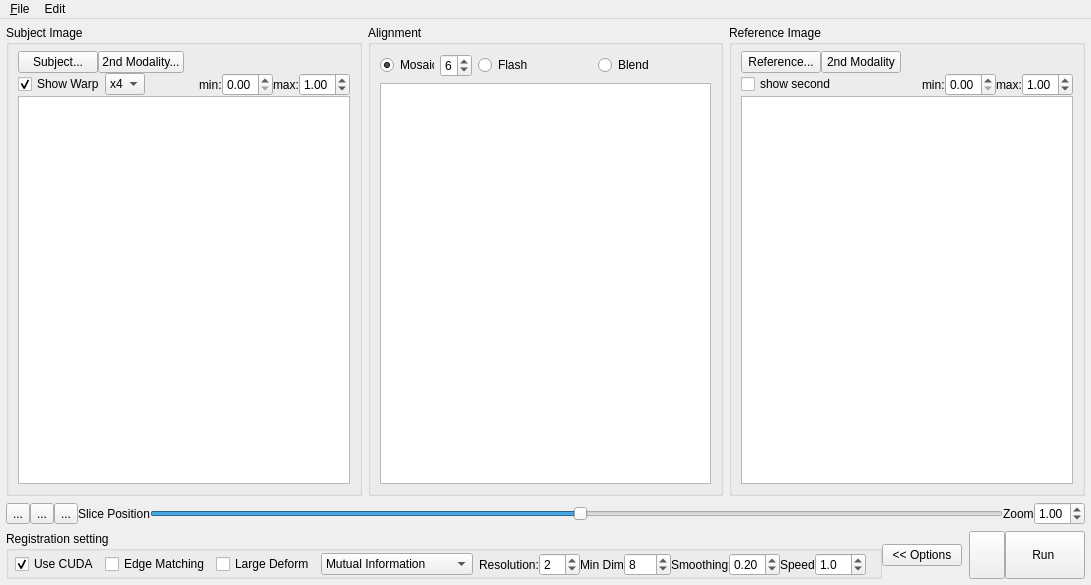
First picture: the form in regtoolbox.ui, repository frankyeh/DSI-Studio, before the edit.
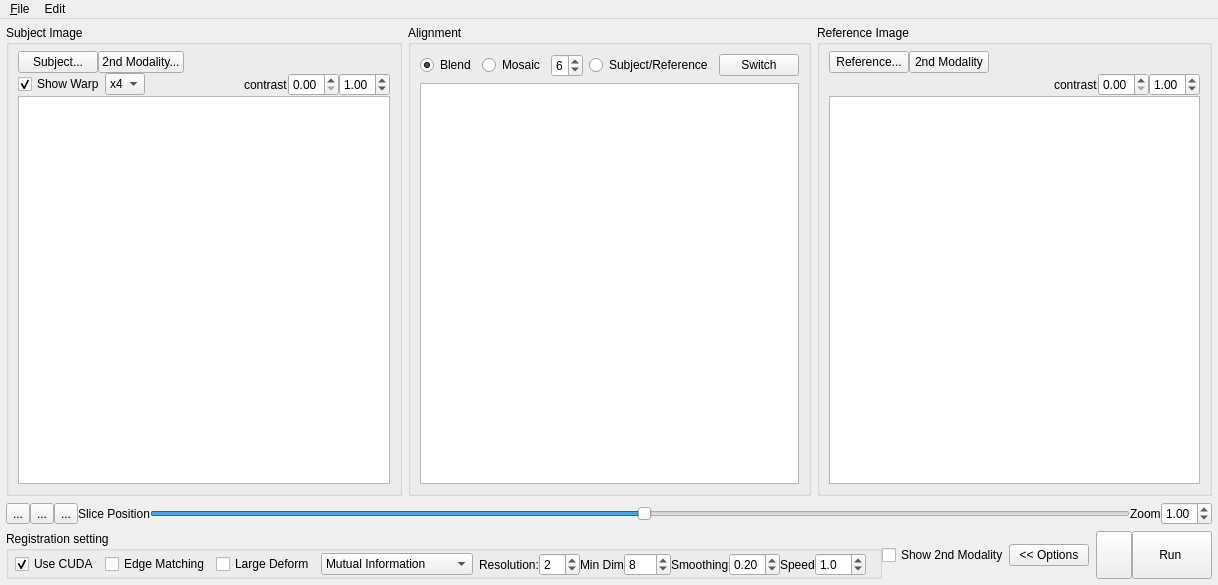
Second picture: the form after the edit. Icons and pictures are not drawn.

```diff
--- a/regtoolbox.ui
+++ b/regtoolbox.ui
@@ -236,7 +236,7 @@
             <item>
              <widget class="QLabel" name="label_3">
               <property name="text">
-               <string>min:</string>
+               <string>contrast</string>
               </property>
              </widget>
             </item>
@@ -250,13 +250,6 @@
               </property>
              </widget>
             </item>
-            <item>
-             <widget class="QLabel" name="label_6">
-              <property name="text">
-               <string>max:</string>
-              </property>
-             </widget>
-            </item>
             <item>
              <widget class="QDoubleSpinBox" name="max1">
               <property name="maximum">
@@ -289,11 +282,21 @@
             <property name="topMargin">
              <number>0</number>
             </property>
+            <item>
+             <widget class="QRadioButton" name="rb_blend">
+              <property name="text">
+               <string>Blend</string>
+              </property>
+              <property name="checked">
+               <bool>true</bool>
+              </property>
+             </widget>
+            </item>
             <item>
              <widget class="QRadioButton" name="rb_mosaic">
               <property name="maximumSize">
                <size>
-                <width>54</width>
+                <width>16777215</width>
                 <height>16777215</height>
                </size>
               </property>
@@ -301,7 +304,7 @@
                <string>Mosaic</string>
               </property>
               <property name="checked">
-               <bool>true</bool>
+               <bool>false</bool>
               </property>
              </widget>
             </item>
@@ -327,14 +330,14 @@
             <item>
              <widget class="QRadioButton" name="rb_flash">
               <property name="text">
-               <string>Flash</string>
+               <string>Subject/Reference</string>
               </property>
              </widget>
             </item>
             <item>
-             <widget class="QRadioButton" name="rb_blend">
+             <widget class="QPushButton" name="switch_view">
               <property name="text">
-               <string>Blend</string>
+               <string>Switch</string>
               </property>
              </widget>
             </item>
@@ -438,13 +441,6 @@
             <property name="topMargin">
              <number>0</number>
             </property>
-            <item>
-             <widget class="QCheckBox" name="show_second">
-              <property name="text">
-               <string>show second</string>
-              </property>
-             </widget>
-            </item>
             <item>
              <spacer name="horizontalSpacer_3">
               <property name="orientation">
@@ -461,7 +457,7 @@
             <item>
              <widget class="QLabel" name="label_2">
               <property name="text">
-               <string>min:</string>
+               <string>contrast</string>
               </property>
              </widget>
             </item>
@@ -475,13 +471,6 @@
               </property>
              </widget>
             </item>
-            <item>
-             <widget class="QLabel" name="label_11">
-              <property name="text">
-               <string>max:</string>
-              </property>
-             </widget>
-            </item>
             <item>
              <widget class="QDoubleSpinBox" name="max2">
               <property name="maximum">
@@ -855,6 +844,13 @@
         </property>
        </spacer>
       </item>
+      <item>
+       <widget class="QCheckBox" name="show_second">
+        <property name="text">
+         <string>Show 2nd Modality</string>
+        </property>
+       </widget>
+      </item>
       <item>
        <widget class="QPushButton" name="show_option">
         <property name="text">
```
Left out of the diff: 2 changed lines with no effect on the pictures.
